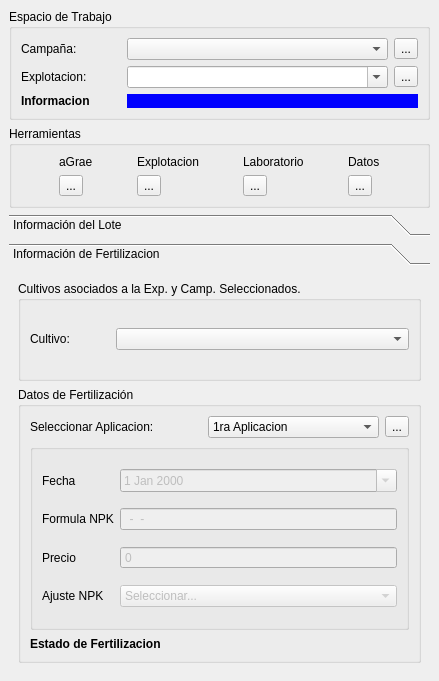
Old version of the form dialogs/ui/agrae_tools.ui in the repository franciscocontreras93/agrae_new.
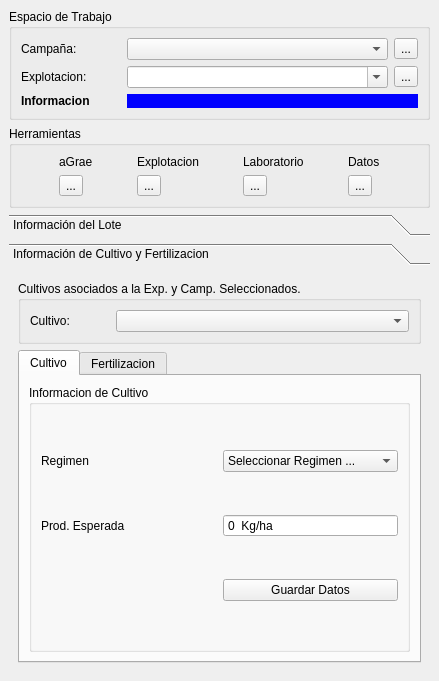
New version of the form. The open tabs and pages were chosen to show the change.

Commit message: creada funcion para actualizar datos de cultivos : REGIMEN Y PROD ESPERADA en el menu de Fertilizacion del DockWidget.

Diff of the .ui file:
```diff
--- a/dialogs/ui/agrae_tools.ui
+++ b/dialogs/ui/agrae_tools.ui
@@ -286,12 +286,12 @@
         <rect>
          <x>0</x>
          <y>0</y>
-         <width>417</width>
-         <height>358</height>
+         <width>396</width>
+         <height>374</height>
         </rect>
        </property>
        <attribute name="label">
-        <string>Información de Fertilizacion</string>
+        <string>Información de Cultivo y Fertilizacion</string>
        </attribute>
        <layout class="QVBoxLayout" name="verticalLayout_2">
         <item>
@@ -326,6 +326,81 @@
          </widget>
         </item>
         <item>
+         <widget class="QTabWidget" name="tabWidget">
+          <property name="currentIndex">
+           <number>0</number>
+          </property>
+          <widget class="QWidget" name="tab_4">
+           <attribute name="title">
+            <string>Cultivo</string>
+           </attribute>
+           <layout class="QGridLayout" name="gridLayout_9">
+            <item row="2" column="1">
+             <widget class="QGroupBox" name="groupBox_7">
+              <property name="title">
+               <string>Informacion de Cultivo</string>
+              </property>
+              <property name="checkable">
+               <bool>false</bool>
+              </property>
+              <layout class="QGridLayout" name="gridLayout_11">
+               <item row="0" column="1">
+                <widget class="QComboBox" name="combo_regimen_2">
+                 <item>
+                  <property name="text">
+                   <string>Seleccionar Regimen ...</string>
+                  </property>
+                 </item>
+                </widget>
+               </item>
+               <item row="1" column="1">
+                <widget class="QSpinBox" name="line_produccion_2">
+                 <property name="buttonSymbols">
+                  <enum>QAbstractSpinBox::NoButtons</enum>
+                 </property>
+                 <property name="showGroupSeparator" stdset="0">
+                  <bool>false</bool>
+                 </property>
+                 <property name="suffix">
+                  <string>  Kg/ha</string>
+                 </property>
+                 <property name="maximum">
+                  <number>999999999</number>
+                 </property>
+                </widget>
+               </item>
+               <item row="1" column="0">
+                <widget class="QLabel" name="label_21">
+                 <property name="text">
+                  <string>Prod. Esperada</string>
+                 </property>
+                </widget>
+               </item>
+               <item row="0" column="0">
+                <widget class="QLabel" name="label_19">
+                 <property name="text">
+                  <string>Regimen</string>
+                 </property>
+                </widget>
+               </item>
+               <item row="2" column="1">
+                <widget class="QPushButton" name="btn_save_cultivo_exp">
+                 <property name="text">
+                  <string>Guardar Datos</string>
+                 </property>
+                </widget>
+               </item>
+              </layout>
+             </widget>
+            </item>
+           </layout>
+          </widget>
+          <widget class="QWidget" name="tab_3">
+           <attribute name="title">
+            <string>Fertilizacion</string>
+           </attribute>
+           <layout class="QGridLayout" name="gridLayout_10">
+            <item row="0" column="0">
          <widget class="QGroupBox" name="groupBox_2">
           <property name="title">
            <string>Datos de Fertilización</string>
@@ -516,6 +591,10 @@
             </widget>
            </item>
           </layout>
+             </widget>
+            </item>
+           </layout>
+          </widget>
          </widget>
         </item>
        </layout>
```
Left out of the diff: 4 changed lines with no effect on the pictures. Lines whose indentation alone changed are shown as unchanged. The commit also changes 2 other files.
